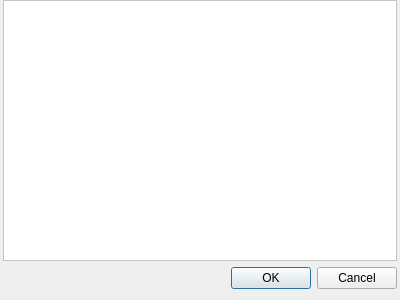
Old version of the form lib/common/orderconfirmatdialog.ui in the repository Li-Yaosong/BuffetMealsSystem.
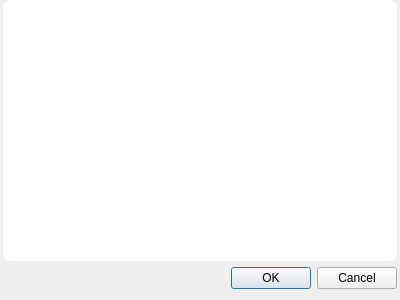
New version of the form.

The edit to the form file:
```diff
--- a/lib/common/orderconfirmatdialog.ui
+++ b/lib/common/orderconfirmatdialog.ui
@@ -26,7 +26,10 @@
    <item>
     <widget class="QTextEdit" name="textEdit">
      <property name="styleSheet">
-      <string notr="true">background-color: rgb(255, 255, 255);</string>
+      <string notr="true">background-color: rgb(255, 255, 255);
+font: 25 12pt '微软雅黑 Light';
+color: rgb(0,0,0);
+border: none;border-radius:8px;</string>
      </property>
     </widget>
    </item>
```
